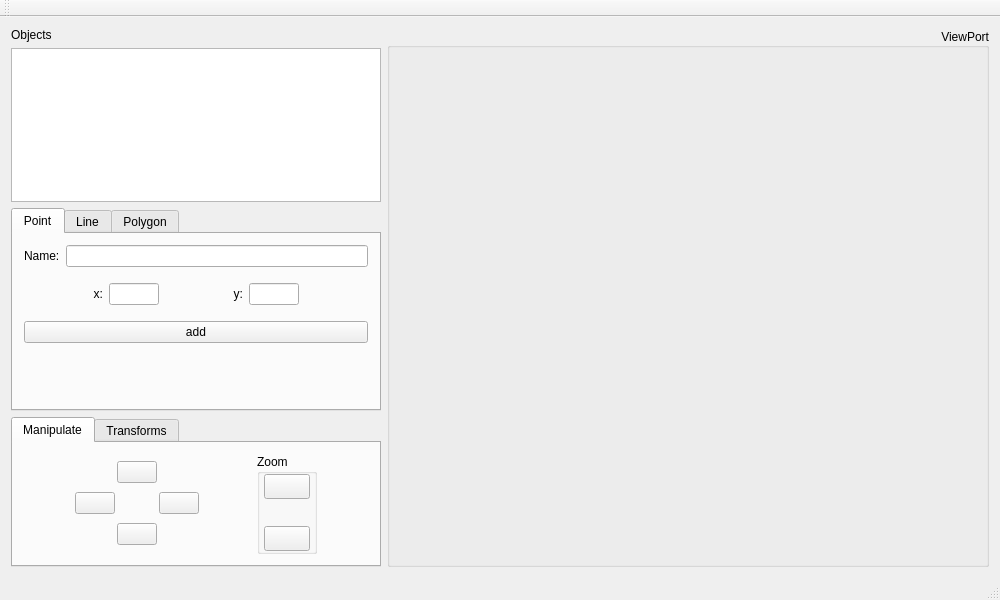
w2srobinho/sgi-project, file src/gui/ui_files/mainwindow.ui: the form before one commit.
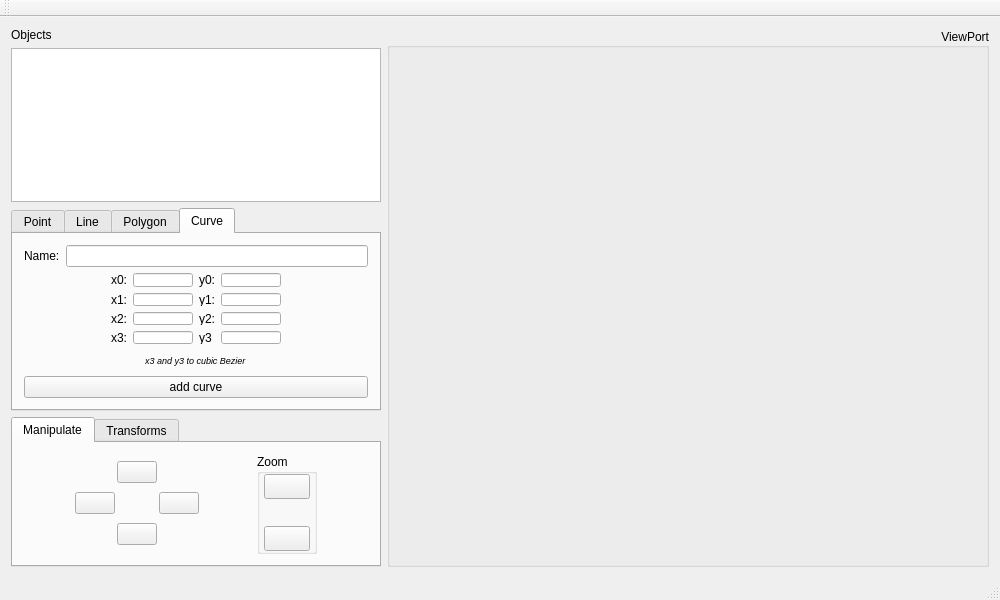
The form after the commit. The open tabs and pages were chosen to show the change. Icons and pictures are not drawn.

Commit message: bugFix - curve clip out viewPort

```diff
--- a/src/gui/ui_files/mainwindow.ui
+++ b/src/gui/ui_files/mainwindow.ui
@@ -727,6 +727,250 @@
           </item>
          </layout>
         </widget>
+        <widget class="QWidget" name="curveTab">
+         <attribute name="title">
+          <string>Curve</string>
+         </attribute>
+         <layout class="QVBoxLayout" name="verticalLayout_21">
+          <item>
+           <layout class="QHBoxLayout" name="horizontalLayout_20">
+            <item>
+             <widget class="QLabel" name="label_19">
+              <property name="text">
+               <string>Name:</string>
+              </property>
+             </widget>
+            </item>
+            <item>
+             <widget class="QLineEdit" name="bezierName"/>
+            </item>
+           </layout>
+          </item>
+          <item>
+           <layout class="QHBoxLayout" name="horizontalLayout_22">
+            <item>
+             <spacer name="horizontalSpacer_18">
+              <property name="orientation">
+               <enum>Qt::Horizontal</enum>
+              </property>
+              <property name="sizeHint" stdset="0">
+               <size>
+                <width>60</width>
+                <height>20</height>
+               </size>
+              </property>
+             </spacer>
+            </item>
+            <item>
+             <layout class="QGridLayout" name="gridLayout">
+              <item row="0" column="1">
+               <widget class="QLineEdit" name="x0Bezier">
+                <property name="maximumSize">
+                 <size>
+                  <width>60</width>
+                  <height>16777215</height>
+                 </size>
+                </property>
+               </widget>
+              </item>
+              <item row="1" column="2">
+               <widget class="QLabel" name="label_25">
+                <property name="text">
+                 <string>y1:</string>
+                </property>
+               </widget>
+              </item>
+              <item row="1" column="0">
+               <widget class="QLabel" name="label_21">
+                <property name="text">
+                 <string>x1:</string>
+                </property>
+               </widget>
+              </item>
+              <item row="1" column="3">
+               <widget class="QLineEdit" name="y1Bezier">
+                <property name="maximumSize">
+                 <size>
+                  <width>60</width>
+                  <height>16777215</height>
+                 </size>
+                </property>
+               </widget>
+              </item>
+              <item row="2" column="3">
+               <widget class="QLineEdit" name="y2Bezier">
+                <property name="maximumSize">
+                 <size>
+                  <width>60</width>
+                  <height>16777215</height>
+                 </size>
+                </property>
+               </widget>
+              </item>
+              <item row="3" column="3">
+               <widget class="QLineEdit" name="y3Bezier">
+                <property name="maximumSize">
+                 <size>
+                  <width>60</width>
+                  <height>16777215</height>
+                 </size>
+                </property>
+               </widget>
+              </item>
+              <item row="0" column="2">
+               <widget class="QLabel" name="label_24">
+                <property name="text">
+                 <string>y0:</string>
+                </property>
+               </widget>
+              </item>
+              <item row="2" column="0">
+               <widget class="QLabel" name="label_22">
+                <property name="text">
+                 <string>x2:</string>
+                </property>
+               </widget>
+              </item>
+              <item row="3" column="0">
+               <widget class="QLabel" name="label_23">
+                <property name="text">
+                 <string>x3:</string>
+                </property>
+               </widget>
+              </item>
+              <item row="2" column="2">
+               <widget class="QLabel" name="label_26">
+                <property name="text">
+                 <string>y2:</string>
+                </property>
+               </widget>
+              </item>
+              <item row="2" column="1">
+               <widget class="QLineEdit" name="x2Bezier">
+                <property name="maximumSize">
+                 <size>
+                  <width>60</width>
+                  <height>16777215</height>
+                 </size>
+                </property>
+               </widget>
+              </item>
+              <item row="3" column="2">
+               <widget class="QLabel" name="label_27">
+                <property name="text">
+                 <string>y3</string>
+                </property>
+               </widget>
+              </item>
+              <item row="3" column="1">
+               <widget class="QLineEdit" name="x3Bezier">
+                <property name="maximumSize">
+                 <size>
+                  <width>60</width>
+                  <height>16777215</height>
+                 </size>
+                </property>
+               </widget>
+              </item>
+              <item row="0" column="0">
+               <widget class="QLabel" name="label_20">
+                <property name="text">
+                 <string>x0:</string>
+                </property>
+               </widget>
+              </item>
+              <item row="0" column="3">
+               <widget class="QLineEdit" name="y0Bezier">
+                <property name="maximumSize">
+                 <size>
+                  <width>60</width>
+                  <height>16777215</height>
+                 </size>
+                </property>
+               </widget>
+              </item>
+              <item row="1" column="1">
+               <widget class="QLineEdit" name="x1Bezier">
+                <property name="maximumSize">
+                 <size>
+                  <width>60</width>
+                  <height>16777215</height>
+                 </size>
+                </property>
+               </widget>
+              </item>
+             </layout>
+            </item>
+            <item>
+             <spacer name="horizontalSpacer_19">
+              <property name="orientation">
+               <enum>Qt::Horizontal</enum>
+              </property>
+              <property name="sizeHint" stdset="0">
+               <size>
+                <width>60</width>
+                <height>20</height>
+               </size>
+              </property>
+             </spacer>
+            </item>
+           </layout>
+          </item>
+          <item>
+           <layout class="QHBoxLayout" name="horizontalLayout_21">
+            <property name="topMargin">
+             <number>0</number>
+            </property>
+            <item>
+             <spacer name="horizontalSpacer_15">
+              <property name="orientation">
+               <enum>Qt::Horizontal</enum>
+              </property>
+              <property name="sizeHint" stdset="0">
+               <size>
+                <width>40</width>
+                <height>20</height>
+               </size>
+              </property>
+             </spacer>
+            </item>
+            <item>
+             <widget class="QLabel" name="label_28">
+              <property name="font">
+               <font>
+                <pointsize>7</pointsize>
+                <italic>true</italic>
+               </font>
+              </property>
+              <property name="text">
+               <string>x3 and y3 to cubic Bezier</string>
+              </property>
+             </widget>
+            </item>
+            <item>
+             <spacer name="horizontalSpacer_16">
+              <property name="orientation">
+               <enum>Qt::Horizontal</enum>
+              </property>
+              <property name="sizeHint" stdset="0">
+               <size>
+                <width>40</width>
+                <height>20</height>
+               </size>
+              </property>
+             </spacer>
+            </item>
+           </layout>
+          </item>
+          <item>
+           <widget class="QPushButton" name="addCurveButton">
+            <property name="text">
+             <string>add curve</string>
+            </property>
+           </widget>
+          </item>
+         </layout>
+        </widget>
        </widget>
       </item>
       <item>
```
Left out of the diff: 2 changed lines with no effect on the pictures. The commit also changes 5 other files.
